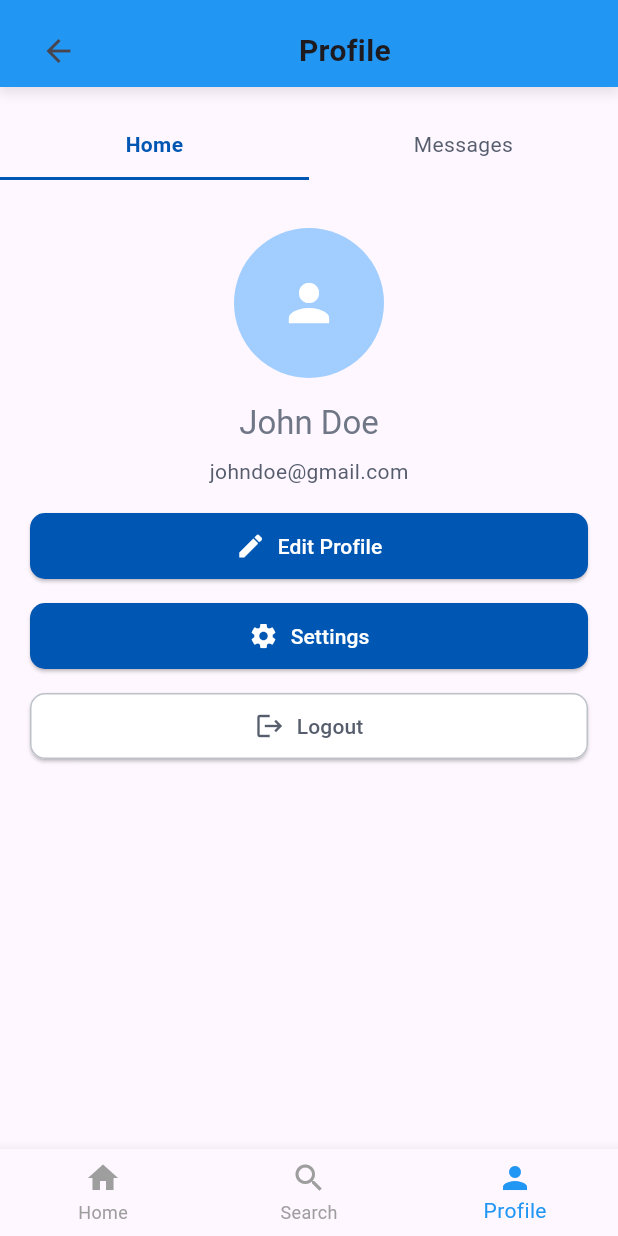
After one commit to xiloya/LocalPRO_flutter, a Flutter app: the CustomBottomNavBar screen opened by its route, item 3 of the bottom bar chosen, on a phone screen of 412 x 824 dp. The commit adds this screen. Run offline on Flutter 3.47's test engine with Material 3 defaults, Android fonts, the phone set to English and light mode, and no system bars; our stand-ins replace get; network calls fail; Roboto replaces fonts that are missing (Montserrat).

Commit message:
profile page created + updated app routing

```diff
--- /dev/null
+++ b/lib/navbar.dart
@@ -0,0 +1,48 @@
+import 'package:flutter/material.dart';
+import 'package:get/get.dart';
+import 'package:localpro/home.dart';
+
+import 'package:localpro/profile.dart';
+import 'package:localpro/search.dart';
+
+class NavController extends GetxController {
+  final RxInt currentIndex = 0.obs;
+  final List<Widget> pages = [
+    Home(),
+    SearchPage(),
+    UserProfilePage(),
+  ];
+
+  void changePage(int index) {
+    currentIndex.value = index;
+  }
+}
+
+class CustomBottomNavBar extends StatelessWidget {
+  const CustomBottomNavBar({super.key});
+  @override
+  Widget build(BuildContext context) {
+    final NavController navController = Get.put(NavController());
+    return Scaffold(
+      body: Obx(() => IndexedStack(
+            index: navController.currentIndex.value,
+            children: navController.pages,
+          )),
+      bottomNavigationBar: Obx(
+        () => BottomNavigationBar(
+          currentIndex: navController.currentIndex.value,
+          onTap: navController.changePage,
+          selectedItemColor: Colors.blue,
+          unselectedItemColor: Colors.grey,
+          type: BottomNavigationBarType.fixed,
+          items: const [
+            BottomNavigationBarItem(icon: Icon(Icons.home), label: 'Home'),
+            BottomNavigationBarItem(icon: Icon(Icons.search), label: 'Search'),
+            /*   BottomNavigationBarItem(icon: Icon(Icons.favorite), label: 'Favorites'), */
+            BottomNavigationBarItem(icon: Icon(Icons.person), label: 'Profile'),
+          ],
+        ),
+      ),
+    );
+  }
+}
--- /dev/null
+++ b/lib/profile.dart
@@ -0,0 +1,262 @@
+import 'package:flutter/material.dart';
+import 'package:get/get.dart';
+
+class ProfileController extends GetxController {
+  var selectedTabIndex = 0.obs;
+  final String userEmail = 'johndoe@gmail.com';
+  final String userName = 'John Doe';
+  var messages = <String>[].obs;
+
+  void changeTabIndex(int index) {
+    selectedTabIndex.value = index;
+  }
+
+  void editProfile() => Get.snackbar('Edit Profile', 'Edit profile clicked');
+  void openSettings() => Get.snackbar('Settings', 'Settings clicked');
+  void logout() {
+    Get.snackbar('Logout', 'Logging out... (Dummy)');
+    Get.offAllNamed('/home');
+  }
+}
+
+class UserProfilePage extends StatelessWidget {
+  UserProfilePage({super.key});
+  final ProfileController _controller = Get.put(ProfileController());
+  @override
+  Widget build(BuildContext context) {
+    return SafeArea(
+      child: Column(
+        children: [
+          _buildAppBar(context),
+          Expanded(
+            child: SingleChildScrollView(
+              child: Column(
+                children: [
+                  ProfileTabBar(controller: _controller),
+                  Obx(() => _controller.selectedTabIndex.value == 0
+                      ? Column(
+                          children: const [
+                            UserInfoSection(),
+                            ProfileActions(),
+                          ],
+                        )
+                      : const MessagesSection()),
+                ],
+              ),
+            ),
+          ),
+        ],
+      ),
+    );
+  }
+
+  Widget _buildAppBar(BuildContext context) {
+    return Container(
+      padding: const EdgeInsets.only(top: 10, left: 15, right: 15),
+      decoration: BoxDecoration(
+        boxShadow: [
+          BoxShadow(
+            color: Colors.black.withOpacity(0.1),
+            spreadRadius: 1,
+            blurRadius: 6,
+            offset: const Offset(0, 3),
+          ),
+        ],
+        color: Theme.of(context).appBarTheme.backgroundColor ?? Colors.blue,
+      ),
+      child: Row(
+        children: [
+          IconButton(
+            icon: const Icon(Icons.arrow_back),
+            onPressed: () => Get.back(),
+          ),
+          const Expanded(
+            child: Text(
+              'Profile',
+              style: TextStyle(
+                fontFamily: 'Montserrat',
+                fontSize: 20,
+                fontWeight: FontWeight.bold,
+              ),
+              textAlign: TextAlign.center,
+            ),
+          ),
+        ],
+      ),
+    );
+  }
+}
+
+class UserInfoSection extends StatelessWidget {
+  const UserInfoSection({super.key});
+  @override
+  Widget build(BuildContext context) {
+    return Padding(
+      padding: const EdgeInsets.all(16),
+      child: Column(
+        children: [
+          const CircleAvatar(
+            radius: 50,
+            backgroundColor: Color(0xFFA1CEFF),
+            child: Icon(Icons.person, size: 40, color: Colors.white),
+          ),
+          const SizedBox(height: 16),
+          Text(
+            'John Doe',
+            style: Theme.of(context).textTheme.titleLarge?.copyWith(
+                  fontFamily: 'Montserrat',
+                  color: const Color(0xFF6F7787),
+                ),
+          ),
+          const SizedBox(height: 8),
+          Text(
+            'johndoe@gmail.com',
+            style: Theme.of(context).textTheme.bodyMedium?.copyWith(
+                  color: const Color(0xFF565D6D),
+                ),
+          ),
+        ],
+      ),
+    );
+  }
+}
+
+class ProfileActions extends StatelessWidget {
+  const ProfileActions({super.key});
+  @override
+  Widget build(BuildContext context) {
+    return Padding(
+      padding: const EdgeInsets.symmetric(horizontal: 20),
+      child: Column(
+        children: [
+          _buildActionButton(
+            context,
+            icon: Icons.edit,
+            label: 'Edit Profile',
+            onPressed: () => Get.find<ProfileController>().editProfile(),
+          ),
+          const SizedBox(height: 12),
+          _buildActionButton(
+            context,
+            icon: Icons.settings,
+            label: 'Settings',
+            onPressed: () => Get.find<ProfileController>().openSettings(),
+          ),
+          const SizedBox(height: 12),
+          _buildActionButton(
+            context,
+            icon: Icons.logout,
+            label: 'Logout',
+            isPrimary: false,
+            onPressed: () => Get.find<ProfileController>().logout(),
+          ),
+        ],
+      ),
+    );
+  }
+
+  Widget _buildActionButton(
+    BuildContext context, {
+    required IconData icon,
+    required String label,
+    required VoidCallback onPressed,
+    bool isPrimary = true,
+  }) {
+    return SizedBox(
+      width: double.infinity,
+      child: ElevatedButton(
+        style: ElevatedButton.styleFrom(
+          backgroundColor: isPrimary ? const Color(0xFF0056B3) : Colors.white,
+          foregroundColor: isPrimary ? Colors.white : const Color(0xFF565D6D),
+          padding: const EdgeInsets.symmetric(vertical: 12),
+          shape: RoundedRectangleBorder(
+            borderRadius: BorderRadius.circular(10),
+            side: BorderSide(
+              color: isPrimary ? Colors.transparent : const Color(0xFFBDC1CA),
+            ),
+          ),
+        ),
+        onPressed: onPressed,
+        child: Row(
+          mainAxisSize: MainAxisSize.min,
+          children: [
+            Icon(icon, size: 20),
+            const SizedBox(width: 8),
+            Text(label),
+          ],
+        ),
+      ),
+    );
+  }
+}
+
+class ProfileTabBar extends StatelessWidget {
+  final ProfileController controller;
+  const ProfileTabBar({super.key, required this.controller});
+  @override
+  Widget build(BuildContext context) {
+    return Padding(
+      padding: const EdgeInsets.symmetric(vertical: 16),
+      child: Obx(
+        () => Row(
+          children: [
+            _buildTabButton('Home', 0),
+            _buildTabButton('Messages', 1),
+          ],
+        ),
+      ),
+    );
+  }
+
+  Widget _buildTabButton(String text, int index) {
+    return Expanded(
+      child: InkWell(
+        onTap: () => controller.changeTabIndex(index),
+        child: Container(
+          padding: const EdgeInsets.symmetric(vertical: 12),
+          decoration: BoxDecoration(
+            border: Border(
+              bottom: BorderSide(
+                color: controller.selectedTabIndex.value == index
+                    ? const Color(0xFF0056B3)
+                    : Colors.transparent,
+                width: 2,
+              ),
+            ),
+          ),
+          child: Text(
+            text,
+            textAlign: TextAlign.center,
+            style: TextStyle(
+              color: controller.selectedTabIndex.value == index
+                  ? const Color(0xFF0056B3)
+                  : const Color(0xFF565D6D),
+              fontWeight: controller.selectedTabIndex.value == index
+                  ? FontWeight.bold
+                  : FontWeight.normal,
+            ),
+          ),
+        ),
+      ),
+    );
+  }
+}
+
+class MessagesSection extends StatelessWidget {
+  const MessagesSection({super.key});
+  @override
+  Widget build(BuildContext context) {
+    return Obx(() {
+      var messages = Get.find<ProfileController>().messages;
+      return messages.isEmpty
+          ? const Center(child: Text('No messages yet.'))
+          : ListView.builder(
+              shrinkWrap: true,
+              itemCount: messages.length,
+              itemBuilder: (context, index) => ListTile(
+                title: Text(messages[index]),
+              ),
+            );
+    });
+  }
+}
```
Also changed, not shown: lib/Home.dart (+39 -67 lines), lib/launchScreen.dart (+3 -12 lines), lib/main.dart (+9 -3 lines), lib/search.dart (added, +11 -0 lines), lib/signup.dart (+8 -81 lines).
